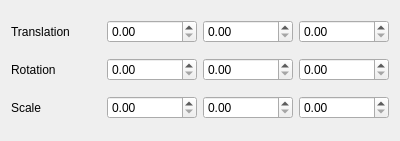
Old version of the form ProgGraphAvan/Transform.ui in the repository isaaccalvis/ProgGraphAvan_Qt.
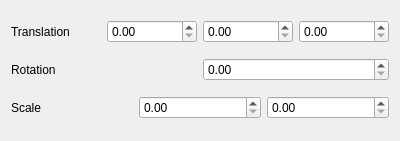
New version of the form.

Diff of the .ui file:
```diff
--- a/ProgGraphAvan/Transform.ui
+++ b/ProgGraphAvan/Transform.ui
@@ -46,12 +46,6 @@
      <item>
       <widget class="QDoubleSpinBox" name="spinBox_RotationX"/>
      </item>
-     <item>
-      <widget class="QDoubleSpinBox" name="spinBox_RotationY"/>
-     </item>
-     <item>
-      <widget class="QDoubleSpinBox" name="spinBox_RotationZ"/>
-     </item>
     </layout>
    </item>
    <item>
@@ -69,9 +63,6 @@
      <item>
       <widget class="QDoubleSpinBox" name="spinBox_ScaleY"/>
      </item>
-     <item>
-      <widget class="QDoubleSpinBox" name="spinBox_ScaleZ"/>
-     </item>
     </layout>
    </item>
   </layout>
```
Left out of the diff: 18 changed lines with no effect on the pictures.
